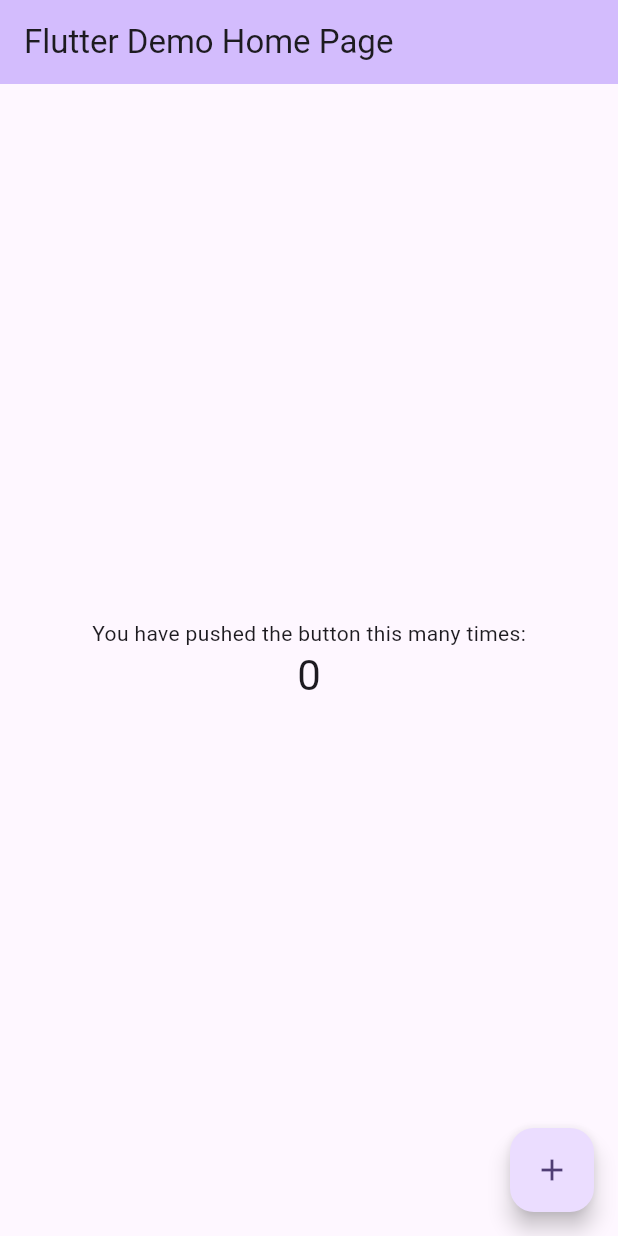
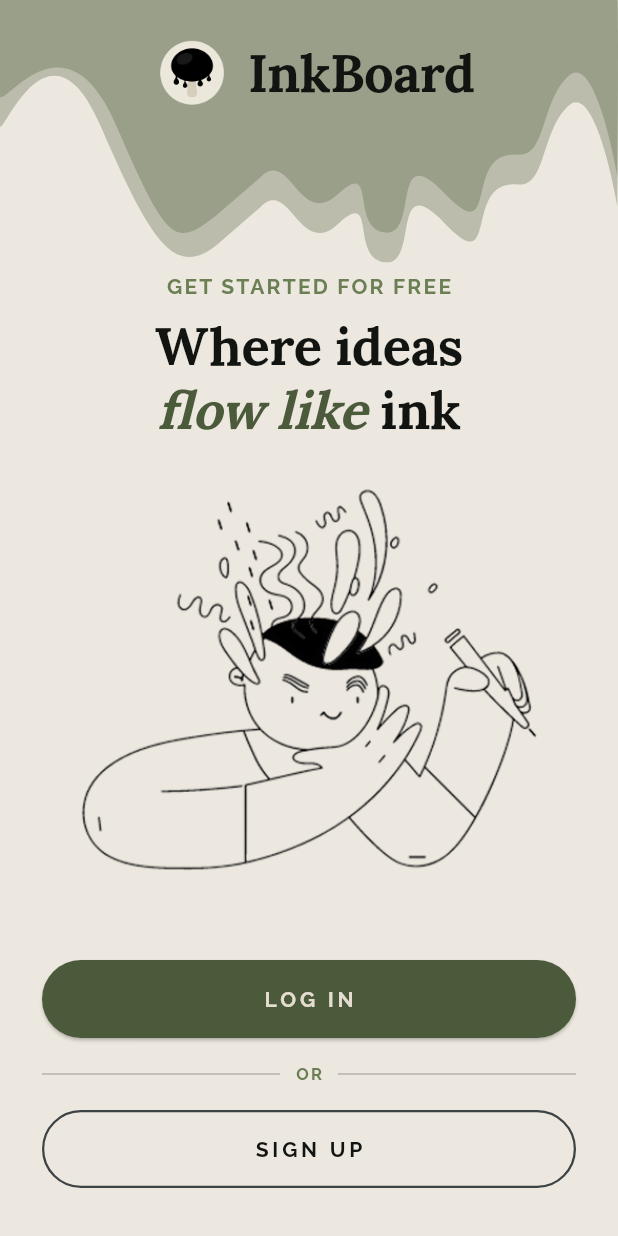
Before and after one commit to COP4331C-Team18/Large-Group-Project, a Flutter app: the screen it shows after launch, on a phone screen of 412 x 824 dp. Run offline on Flutter 3.47's test engine with Material 3 defaults, Android fonts, the phone set to English and light mode, and no system bars; our stand-ins replace flutter_svg; project files that could hold a hidden picture were left out.

Commit message:
Home Screen UI

```diff
--- a/flutterink/lib/main.dart
+++ b/flutterink/lib/main.dart
@@ -1,4 +1,8 @@
 import 'package:flutter/material.dart';
+import 'screens/home_screen.dart';
+import 'screens/login_screen.dart';
+import 'screens/signup_screen.dart';
+import 'theme/inkboard_theme.dart';
 
 void main() {
   runApp(const MyApp());
@@ -7,116 +11,17 @@ void main() {
 class MyApp extends StatelessWidget {
   const MyApp({super.key});
 
-  // This widget is the root of your application.
   @override
   Widget build(BuildContext context) {
     return MaterialApp(
-      title: 'Flutter Demo',
-      theme: ThemeData(
-        // This is the theme of your application.
-        //
-        // TRY THIS: Try running your application with "flutter run". You'll see
-        // the application has a purple toolbar. Then, without quitting the app,
-        // try changing the seedColor in the colorScheme below to Colors.green
-        // and then invoke "hot reload" (save your changes or press the "hot
-        // reload" button in a Flutter-supported IDE, or press "r" if you used
-        // the command line to start the app).
-        //
-        // Notice that the counter didn't reset back to zero; the application
-        // state is not lost during the reload. To reset the state, use hot
-        // restart instead.
-        //
-        // This works for code too, not just values: Most code changes can be
-        // tested with just a hot reload.
-        colorScheme: ColorScheme.fromSeed(seedColor: Colors.deepPurple),
-      ),
-      home: const MyHomePage(title: 'Flutter Demo Home Page'),
+      title: 'InkBoard',
+      theme: AppTheme.theme,
+      initialRoute: '/home',   // first screen on launch
+      routes: {
+        '/login':  (context) => const LoginScreen(),
+        '/signup': (context) => const SignupScreen(),
+        '/home':   (context) => const HomeScreen(),
+      },
     );
   }
 }
-
-class MyHomePage extends StatefulWidget {
-  const MyHomePage({super.key, required this.title});
-
-  // This widget is the home page of your application. It is stateful, meaning
-  // that it has a State object (defined below) that contains fields that affect
-  // how it looks.
-
-  // This class is the configuration for the state. It holds the values (in this
-  // case the title) provided by the parent (in this case the App widget) and
-  // used by the build method of the State. Fields in a Widget subclass are
-  // always marked "final".
-
-  final String title;
-
-  @override
-  State<MyHomePage> createState() => _MyHomePageState();
-}
-
-class _MyHomePageState extends State<MyHomePage> {
-  int _counter = 0;
-
-  void _incrementCounter() {
-    setState(() {
-      // This call to setState tells the Flutter framework that something has
-      // changed in this State, which causes it to rerun the build method below
-      // so that the display can reflect the updated values. If we changed
-      // _counter without calling setState(), then the build method would not be
-      // called again, and so nothing would appear to happen.
-      _counter++;
-    });
-  }
-
-  @override
-  Widget build(BuildContext context) {
-    // This method is rerun every time setState is called, for instance as done
-    // by the _incrementCounter method above.
-    //
-    // The Flutter framework has been optimized to make rerunning build methods
-    // fast, so that you can just rebuild anything that needs updating rather
-    // than having to individually change instances of widgets.
-    return Scaffold(
-      appBar: AppBar(
-        // TRY THIS: Try changing the color here to a specific color (to
-        // Colors.amber, perhaps?) and trigger a hot reload to see the AppBar
-        // change color while the other colors stay the same.
-        backgroundColor: Theme.of(context).colorScheme.inversePrimary,
-        // Here we take the value from the MyHomePage object that was created by
-        // the App.build method, and use it to set our appbar title.
-        title: Text(widget.title),
-      ),
-      body: Center(
-        // Center is a layout widget. It takes a single child and positions it
-        // in the middle of the parent.
-        child: Column(
-          // Column is also a layout widget. It takes a list of children and
-          // arranges them vertically. By default, it sizes itself to fit its
-          // children horizontally, and tries to be as tall as its parent.
-          //
-          // Column has various properties to control how it sizes itself and
-          // how it positions its children. Here we use mainAxisAlignment to
-          // center the children vertically; the main axis here is the vertical
-          // axis because Columns are vertical (the cross axis would be
-          // horizontal).
-          //
-          // TRY THIS: Invoke "debug painting" (choose the "Toggle Debug Paint"
-          // action in the IDE, or press "p" in the console), to see the
-          // wireframe for each widget.
-          mainAxisAlignment: MainAxisAlignment.center,
-          children: <Widget>[
-            const Text('You have pushed the button this many times:'),
-            Text(
-              '$_counter',
-              style: Theme.of(context).textTheme.headlineMedium,
-            ),
-          ],
-        ),
-      ),
-      floatingActionButton: FloatingActionButton(
-        onPressed: _incrementCounter,
-        tooltip: 'Increment',
-        child: const Icon(Icons.add),
-      ), // This trailing comma makes auto-formatting nicer for build methods.
-    );
-  }
-}
--- /dev/null
+++ b/flutterink/lib/screens/home_screen.dart
@@ -0,0 +1,177 @@
+import 'package:flutter/material.dart';
+import 'package:flutter_svg/flutter_svg.dart';
+import 'package:flutterink/theme/inkboard_theme.dart';
+
+class HomeScreen extends StatelessWidget {
+  const HomeScreen({super.key});
+
+  @override
+  Widget build(BuildContext context) {
+    return Scaffold(
+      body: Stack(
+        children: [
+          // ── Ink-drip top decoration ──────────────────────────────
+          Positioned(
+            top: 0,
+            left: 0,
+            right: 0,
+            child: SvgPicture.asset(
+              'assets/drip-1.svg',
+              width: double.infinity,
+              height: 175,
+              fit: BoxFit.fitWidth,
+            ),
+          ),
+
+          // ── Main content ─────────────────────────────────────────
+          SafeArea(
+            child: Padding(
+              padding: const EdgeInsets.symmetric(horizontal: 28),
+              child: Column(
+                crossAxisAlignment: CrossAxisAlignment.center,
+                children: [
+                  const SizedBox(height: 16),
+
+                  // ── Logo row ──────────────────────────────────────
+                  Row(
+                    mainAxisAlignment: MainAxisAlignment.center,
+                    children: [
+                      Image.asset('assets/mushroom-icon.png', width: 65, height: 65),
+                      const SizedBox(width: 5),
+                      Text(
+                        'InkBoard',
+                        style: Theme.of(context).textTheme.displayLarge?.copyWith(letterSpacing: -0.5,)
+                      ),
+                    ],
+                  ),
+
+                  const SizedBox(height: 100),
+
+                  // ── Tagline ──
+                  Text(
+                    'GET STARTED FOR FREE',
+                    style: Theme.of(context).textTheme.bodyMedium?.copyWith(
+                      letterSpacing: 1.5,
+                      color: AppColors.mossLight,
+                      fontWeight: FontWeight.w700,
+                      ),
+                  ),
+                  const SizedBox(height: 10),
+                  Text(
+                    'Where ideas',
+                    style: Theme.of(context).textTheme.displayLarge
+                  ),
+
+                  const SizedBox(height: 4),
+                  Row(
+                    mainAxisAlignment: MainAxisAlignment.center,
+                    children: [
+                      Text(
+                        'flow like',
+                        style: Theme.of(context).textTheme.displayLarge?.copyWith(
+                          fontStyle: FontStyle.italic,
+                          fontWeight: FontWeight.w600,
+                          color: AppColors.moss,
+                        ),
+                      ),
+                      Text(
+                        ' ink',
+                        style: Theme.of(context).textTheme.displayLarge
+                      ),
+                  ],
+                ),
+
+                  const SizedBox(height: 10),
+
+                  Image.asset('assets/home-icon.png', height: 300),
+
+                  const Spacer(),
+
+                  // ── LOG IN button ──
+                  SizedBox(
+                    width: double.infinity,
+                    height: 52,
+                    child: ElevatedButton(
+                      onPressed: () => Navigator.pushNamed(context, '/login'),
+                      style: ElevatedButton.styleFrom(
+                        backgroundColor: AppColors.moss,
+                        shape: RoundedRectangleBorder(
+                          borderRadius: BorderRadius.circular(30),
+                        ),
+                      ),
+                      child:
+                        Text(
+                          'LOG IN',
+                          style: Theme.of(context).textTheme.labelLarge?.copyWith(
+                            color: AppColors.stemLight,
+                            letterSpacing: 2.5,
+                        ),
+                      ),
+                    ),
+                  ),
+
+                  const SizedBox(height: 16),
+
+                  // ── OR divider ──
+                  Row(
+                    children: [
+                      Expanded(
+                        child: Divider(
+                          color: AppColors.ink.withValues(alpha: 0.25),
+                          thickness: 1,
+                          endIndent: 10,
+                        ),
+                      ),
+                      Text(
+                        'OR',
+                        style: Theme.of(context).textTheme.labelSmall,
+                      ),
+                      Expanded(
+                        child: Divider(
+                          color: AppColors.ink.withValues(alpha: 0.25),
+                          thickness: 1,
+                          indent: 10,
+                        ),
+                      ),
+                    ],
+                  ),
+
+                  const SizedBox(height: 16),
+
+                  // ── SIGN UP button ──
+                  SizedBox(
+                    width: double.infinity,
+                    height: 52,
+                    child: OutlinedButton(
+                      onPressed: () => Navigator.pushNamed(context, '/signup'),
+                      style: OutlinedButton.styleFrom(
+                        foregroundColor: AppColors.ink,
+                        side: const BorderSide(
+                          color: AppColors.capMid,
+                          width: 1.5,
+                        ),
+                        shape: RoundedRectangleBorder(
+                          borderRadius: BorderRadius.circular(30),
+                        ),
+                      ),
+                      child:
+                        Text(
+                          'SIGN UP',
+                          style: Theme.of(context).textTheme.labelLarge?.copyWith(
+                            color: AppColors.ink,
+                            letterSpacing: 2.5,
+                          ),
+                        ),
+                    ),
+                  ),
+
+                  const SizedBox(height: 32),
+                ],
+              ),
+            ),
+          ),
+        ],
+      ),
+    );
+  }
+}
--- /dev/null
+++ b/flutterink/lib/theme/inkboard_theme.dart
@@ -0,0 +1,73 @@
+import 'package:flutter/material.dart';
+
+// ── InkBoard Color Palette ───────────────────────────────────────────────────
+class AppColors {
+  // Mushroom cap
+  static const cap         = Color(0xFF2A2D2E);
+  static const capMid      = Color(0xFF3D4244);
+
+  // Stem / background
+  static const stem        = Color(0xFFC8BFAE);
+  static const stemLight   = Color(0xFFE4DDD0);
+  static const stemBg      = Color(0xFFEDE8DF);  // page background
+
+  // Ink
+  static const ink         = Color(0xFF111410);
+  static const inkWet      = Color(0xFF1E2118);
+
+  // Moss / primary
+  static const moss        = Color(0xFF4A5A3A);
+  static const mossLight   = Color(0xFF6B7F54);
+  static const mossDim     = Color(0xFF8FA070);
+
+  // Forest
+  static const forest      = Color(0xFF2E3D28);
+  static const leaf        = Color(0xFFA8B890);
+
+  // Soil / secondary
+  static const soil        = Color(0xFF6B5540);
+  static const soilLight   = Color(0xFF9E8268);
+
+  // Mist
+  static const mist        = Color(0xFFD8D4CA);
+}
+
+// ── InkBoard ThemeData ───────────────────────────────────────────────────────
+class AppTheme {
+  static ThemeData get theme {
+    return ThemeData(
+      useMaterial3: true,
+      scaffoldBackgroundColor: AppColors.stemBg,
+
+      colorScheme: const ColorScheme(
+        brightness:       Brightness.light,
+        primary:          AppColors.moss,        // buttons, active elements
+        onPrimary:        AppColors.stemLight,   // text on primary
+        secondary:        AppColors.soil,        // secondary actions
+        onSecondary:      AppColors.stemBg,
+        surface:          AppColors.stemBg,      // cards, dialogs
+        onSurface:        AppColors.ink,         // text on surface
+        error:            Color(0xFF8B3A1A),
+        onError:          AppColors.stemLight,
+      ),
+
+      // ── Text theme (Lora + Raleway) ────────────────────────────────────────
+      // Make sure you have these in your pubspec.yaml fonts section
+      textTheme: const TextTheme(
+        // Display / headings → Lora (serif)
+        displayLarge:  TextStyle(fontFamily: 'Lora',   fontSize: 35, fontWeight: FontWeight.w700, color: AppColors.ink),
+        displayMedium: TextStyle(fontFamily: 'Lora',   fontSize: 26, fontWeight: FontWeight.w700, color: AppColors.ink),
+        displaySmall:  TextStyle(fontFamily: 'Lora',   fontSize: 22, fontWeight: FontWeight.w600, color: AppColors.ink),
+        headlineMedium:TextStyle(fontFamily: 'Lora',   fontSize: 20, fontWeight: FontWeight.w600, color: AppColors.ink),
+
+        // Body / UI → Raleway (sans)
+        bodyLarge:     TextStyle(fontFamily: 'Raleway', fontSize: 16, fontWeight: FontWeight.w400, color: AppColors.ink),
+        bodyMedium:    TextStyle(fontFamily: 'Raleway', fontSize: 14, fontWeight: FontWeight.w400, color: AppColors.ink),
+        bodySmall:     TextStyle(fontFamily: 'Raleway', fontSize: 12, fontWeight: FontWeight.w400, color: AppColors.capMid),
+        labelLarge:    TextStyle(fontFamily: 'Raleway', fontSize: 14, fontWeight: FontWeight.w700, color: AppColors.stemLight, letterSpacing: 2.0),
+        labelSmall:    TextStyle(fontFamily: 'Raleway', fontSize: 11, fontWeight: FontWeight.w600, color: AppColors.mossLight, letterSpacing: 1.5),
+      ),
+
+    );
+  }
+}
```
